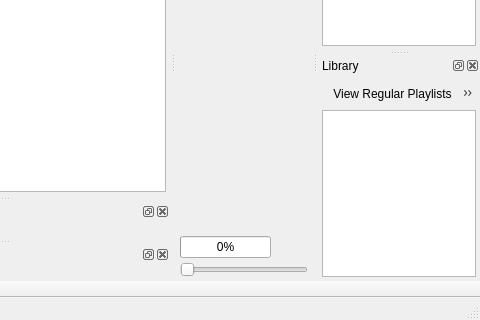
DrMoriarty/cuberok, file src/cuberok.ui: the form before one commit; both pictures show x 171 to 651 and y 205 to 525 of the 651 by 525 pixel window.
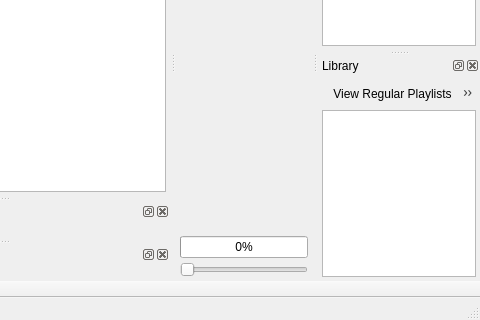
The form after the commit. Icons and pictures are not drawn. Custom widgets are drawn as their Qt base class.

What changed in the file:
```diff
--- a/src/cuberok.ui
+++ b/src/cuberok.ui
@@ -132,7 +132,7 @@
     <item>
      <widget class="ProgressBar" name="progressBar">
       <property name="sizePolicy">
-       <sizepolicy hsizetype="Maximum" vsizetype="Fixed">
+       <sizepolicy hsizetype="Expanding" vsizetype="Fixed">
         <horstretch>0</horstretch>
         <verstretch>0</verstretch>
        </sizepolicy>
```
